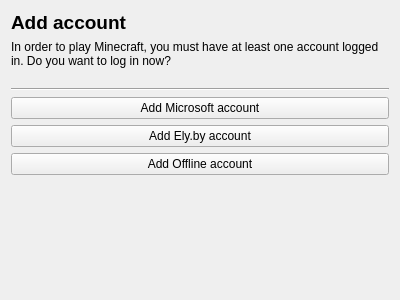
Old version of the form launcher/ui/setupwizard/LoginWizardPage.ui in the repository FreesmTeam/FreesmLauncher.
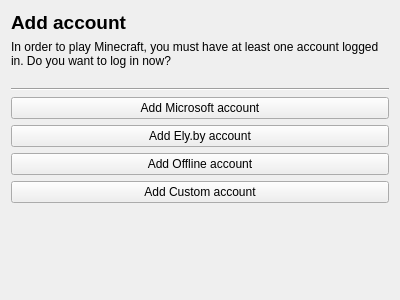
New version of the form.

Commit message: add custom account to setup wizard

Diff of the .ui file:
```diff
--- a/launcher/ui/setupwizard/LoginWizardPage.ui
+++ b/launcher/ui/setupwizard/LoginWizardPage.ui
@@ -68,6 +68,13 @@
      </property>
     </widget>
    </item>
+   <item>
+    <widget class="QPushButton" name="addCustomButton">
+     <property name="text">
+      <string>Add Custom account</string>
+     </property>
+    </widget>
+   </item>
    <item>
     <spacer name="verticalSpacer">
      <property name="orientation">
```
The commit also changes 2 other files.
